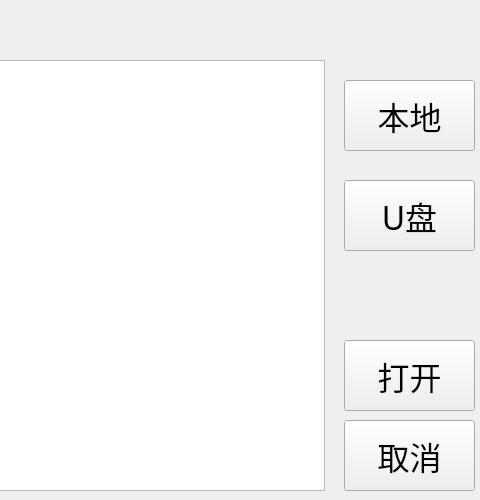
Above: filewidget.ui from alphonso64/EnergyBox before the change; both pictures show x 426 to 906 and y 0 to 500 of the 906 by 500 pixel window. Below: the same form after it.
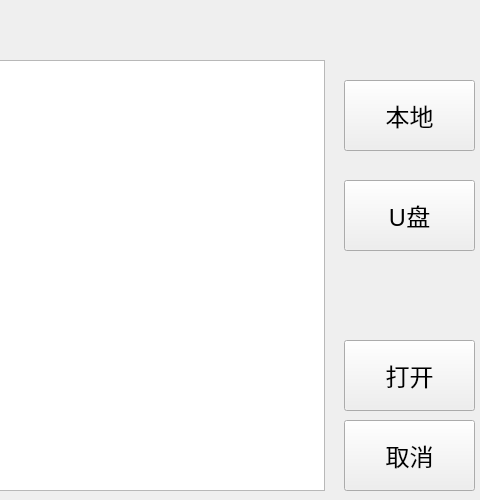
That is the form after the change.

```diff
--- a/filewidget.ui
+++ b/filewidget.ui
@@ -40,7 +40,7 @@
    <property name="font">
     <font>
      <family>微软雅黑</family>
-     <pointsize>24</pointsize>
+     <pointsize>18</pointsize>
     </font>
    </property>
    <property name="text">
@@ -59,7 +59,7 @@
    <property name="font">
     <font>
      <family>微软雅黑</family>
-     <pointsize>24</pointsize>
+     <pointsize>18</pointsize>
     </font>
    </property>
    <property name="text">
@@ -97,7 +97,7 @@
    <property name="font">
     <font>
      <family>微软雅黑</family>
-     <pointsize>24</pointsize>
+     <pointsize>18</pointsize>
     </font>
    </property>
    <property name="text">
@@ -116,7 +116,7 @@
    <property name="font">
     <font>
      <family>微软雅黑</family>
-     <pointsize>24</pointsize>
+     <pointsize>18</pointsize>
     </font>
    </property>
    <property name="text">
```
